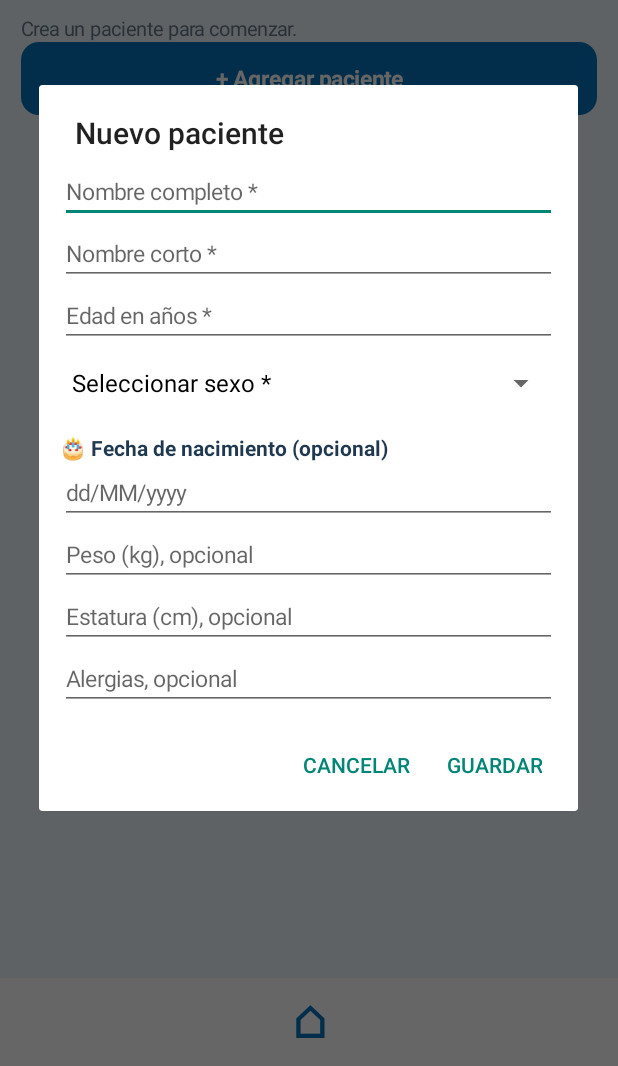
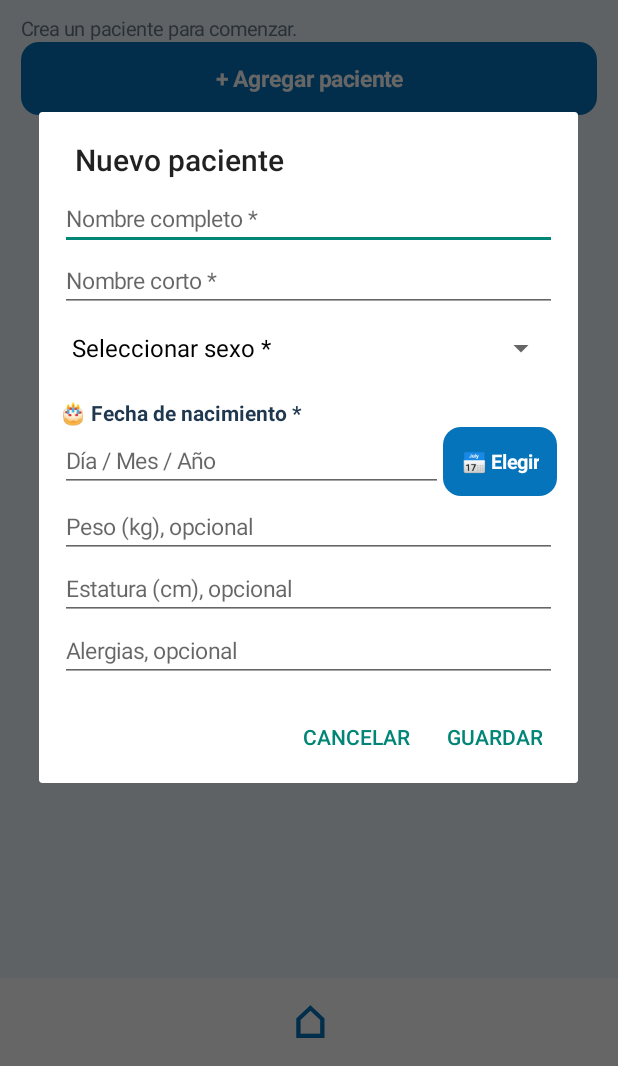
Before and after one commit to atamayousa-art/MiSalud, an Android app: the screen it shows after launch (MainActivity), after a tap on "+ Agregar paciente", on a phone screen of 412 x 824 dp, the part 170-1236 px from its top. Run offline under Robolectric (Android 15) with nearby library versions, the phone set to English and light mode, and no system bars.

Commit message:
Add files via upload

```diff
--- a/app/build.gradle.kts
+++ b/app/build.gradle.kts
@@ -6,8 +6,8 @@ android {
         applicationId = "com.misalud.app"
         minSdk = 26
         targetSdk = 35
-        versionCode = 4
-        versionName = "1.3-beta"
+        versionCode = 5
+        versionName = "1.4-beta"
     }
     compileOptions {
         sourceCompatibility = JavaVersion.VERSION_17
--- a/app/src/main/java/com/misalud/app/MainActivity.java
+++ b/app/src/main/java/com/misalud/app/MainActivity.java
@@ -21,7 +21,7 @@ public class MainActivity extends Activity {
     String pendingTable="",pendingColumn="";long pendingId=-1;boolean pendingCamera=false;
     @Override public void onCreate(Bundle b){super.onCreate(b);db=new Db(this);getWindow().setStatusBarColor(blue);getWindow().setNavigationBarColor(Color.WHITE);getWindow().getDecorView().setSystemUiVisibility(View.SYSTEM_UI_FLAG_LIGHT_NAVIGATION_BAR);AlarmReceiver.channel(this);
         if(Build.VERSION.SDK_INT>=33&&checkSelfPermission(Manifest.permission.POST_NOTIFICATIONS)!=PackageManager.PERMISSION_GRANTED)requestPermissions(new String[]{Manifest.permission.POST_NOTIFICATIONS},22);
-        if(db.rows("patients",null,null,null).isEmpty())new AlertDialog.Builder(this).setTitle("Bienvenido a Mi Salud").setMessage("Comencemos creando el primer perfil. Solo son obligatorios el nombre completo, nombre corto, edad y sexo.").setPositiveButton("Crear perfil",(d,w)->editPatient(null)).setCancelable(false).show();
+        if(db.rows("patients",null,null,null).isEmpty())new AlertDialog.Builder(this).setTitle("Bienvenido a Mi Salud").setMessage("Comencemos creando el primer perfil. Solo son obligatorios el nombre completo, nombre corto, fecha de nacimiento y sexo.").setPositiveButton("Crear perfil",(d,w)->editPatient(null)).setCancelable(false).show();
         show("Hoy");}
     int dp(float n){return (int)(getResources().getDisplayMetrics().density*n+.5f);}
     GradientDrawable shape(int color,int radius){GradientDrawable g=new GradientDrawable();g.setColor(color);g.setCornerRadius(dp(radius));return g;}
@@ -73,8 +73,8 @@ public class MainActivity extends Activity {
         events.sort(Comparator.comparingLong(a->Long.parseLong(a[0])));
         if(events.isEmpty())note(c,"No hay actividades programadas para hoy.");
         for(String[] e:events){TextView t=txt(new SimpleDateFormat("HH:mm",Locale.getDefault()).format(new Date(Long.parseLong(e[0])))+"   "+e[1],14,ink,false);pad(t,6,11);add(c,t);t.setOnClickListener(v->{if(e[2].equals("med"))doseDialog(db.one("medicines",Long.parseLong(e[3])),Long.parseLong(e[4]));else show("Citas");});}
-        cardAdd(c);heading("Accesos rápidos");String[] names={"💊 Medicamentos","📅 Citas médicas","🧪 Exámenes","🌡️ Signos vitales","📝 Síntomas","🕘 Historial"};String[] targets={"Medicamentos","Citas","Exámenes","Signos","Síntomas","Historial"};for(int i=0;i<names.length;i+=2){LinearLayout r=row();r.setClipChildren(false);r.setClipToPadding(false);for(int j=i;j<Math.min(i+2,names.length);j++){final String target=targets[j];TextView b=btn(names[j],j%2==0?blue:Color.rgb(50,158,189),()->show(target));b.setTextSize(13);b.setPadding(dp(8),dp(10),dp(8),dp(10));b.setGravity(Gravity.CENTER);LinearLayout.LayoutParams lp=new LinearLayout.LayoutParams(0,dp(78),1);lp.setMargins(dp(3),dp(5),dp(3),dp(8));r.addView(b,lp);}add(body,r);} }
-    void patients(){heading("Perfiles familiares");add(body,btn("+ Agregar paciente",blue,()->editPatient(null)));gap(body,12);for(ContentValues p:all("patients")){LinearLayout c=card();add(c,txt("● "+Db.str(p,"short_name"),19,patientColor(p),true));add(c,txt(Db.str(p,"full_name"),15,ink,false));note(c,Db.str(p,"age")+" años · "+Db.str(p,"sex"));if(!Db.str(p,"birth_date").isEmpty())note(c,"Nacimiento: "+Db.str(p,"birth_date"));if(!Db.str(p,"allergies").isEmpty())note(c,"Alergias: "+Db.str(p,"allergies"));gap(c,8);add(c,smallBtn("Editar perfil",blue,()->editPatient(p)));cardAdd(c);} }
+        cardAdd(c);heading("Accesos rápidos");String[] names={"💊 Medicamentos","📅 Citas médicas","🧪 Exámenes","🌡️ Signos vitales","📝 Síntomas","🕘 Historial"};String[] targets={"Medicamentos","Citas","Exámenes","Signos","Síntomas","Historial"};for(int i=0;i<names.length;i+=2){LinearLayout r=row();r.setClipChildren(false);r.setClipToPadding(false);for(int j=i;j<Math.min(i+2,names.length);j++){final String target=targets[j];TextView b=btn(names[j],j%2==0?blue:Color.rgb(50,158,189),()->show(target));b.setTextSize(13);b.setPadding(dp(8),dp(10),dp(8),dp(10));b.setGravity(Gravity.CENTER);LinearLayout.LayoutParams lp=new LinearLayout.LayoutParams(0,dp(78),1);lp.setMargins(dp(3),dp(5),dp(3),dp(8));r.addView(b,lp);}add(body,r);} gap(body,20);TextView manage=btn("👤  Pacientes  ·  Agregar o editar",Color.rgb(93,116,139),()->show("Pacientes"));manage.setTextSize(14);add(body,manage);gap(body,12); }
+    void patients(){heading("Perfiles familiares");add(body,btn("+ Agregar paciente",blue,()->editPatient(null)));gap(body,12);for(ContentValues p:all("patients")){LinearLayout c=card();add(c,txt("● "+Db.str(p,"short_name"),19,patientColor(p),true));add(c,txt(Db.str(p,"full_name"),15,ink,false));note(c,patientAge(p)+" · "+Db.str(p,"sex"));if(!Db.str(p,"birth_date").isEmpty())note(c,"Nacimiento: "+Db.str(p,"birth_date"));if(!Db.str(p,"allergies").isEmpty())note(c,"Alergias: "+Db.str(p,"allergies"));gap(c,8);add(c,smallBtn("Editar perfil",blue,()->editPatient(p)));cardAdd(c);} }
     void medicines(){heading("Medicamentos");selector();if(selected()==null)return;add(body,btn("+ Agregar medicamento",blue,()->editMedicine(null)));gap(body,12);for(ContentValues m:db.rows("medicines","patient_id=?",new String[]{""+patient},"_id DESC")){
         LinearLayout c=card();boolean done=expired(m);if(done)c.setAlpha(0.60f);add(c,txt((done?"✓ ":"💊 ")+Db.str(m,"name"),18,done?muted:ink,true));note(c,(done?"TRATAMIENTO FINALIZADO · ":"")+Db.str(m,"presentation")+" · Cada "+Db.str(m,"every_hours")+" horas");if(!Db.str(m,"purpose").isEmpty())note(c,"¿Para qué sirve? "+Db.str(m,"purpose"));note(c,"Indicaciones: "+Db.str(m,"instructions"));note(c,"Hasta: "+date.format(new Date(Db.num(m,"end_at")))+(Db.num(m,"active")==0?" · Inactivo":""));if(!done)note(c,"Próxima toma programada: "+datetime.format(new Date(nextDose(m))));
         if(!Db.str(m,"photo").isEmpty())photoPreview(c,Db.str(m,"photo"));gap(c,8);LinearLayout r=row();TextView b1=smallBtn(done?"Finalizado":"Registrar toma",done?muted:Color.rgb(19,162,94),()->{if(!done)doseDialog(m,nextDose(m));});b1.setEnabled(!done);TextView b2=smallBtn("Editar",blue,()->editMedicine(m));r.addView(b1,new LinearLayout.LayoutParams(0,-2,1));r.addView(b2,new LinearLayout.LayoutParams(0,-2,1));add(c,r);gap(c,6);add(c,smallBtn("📋 Ver historial de tomas",Color.rgb(93,116,139),()->medicineHistory(m)));cardAdd(c);
@@ -119,11 +119,62 @@ public class MainActivity extends Activity {
     int parse(EditText e,String label){try{return Integer.parseInt(value(e));}catch(Exception ex){throw new IllegalArgumentException(label+" debe ser un número");}}
     double decimal(EditText e,String label){try{return Double.parseDouble(value(e).replace(',','.'));}catch(Exception ex){throw new IllegalArgumentException(label+" debe ser numérico");}}
     void required(EditText e,String label){if(value(e).isEmpty())throw new IllegalArgumentException("Falta "+label);}
-    void editPatient(ContentValues p){LinearLayout l=column();EditText full=field(l,"Nombre completo *",Db.str(p,"full_name"),1),shortn=field(l,"Nombre corto *",Db.str(p,"short_name"),1),age=field(l,"Edad en años *",Db.str(p,"age"),2);
-        Spinner sex=new Spinner(this);String[] sexes={"Seleccionar sexo *","Hombre","Mujer"};sex.setAdapter(new ArrayAdapter<>(this,android.R.layout.simple_spinner_dropdown_item,sexes));if(p!=null)sex.setSelection("Hombre".equals(Db.str(p,"sex"))?1:2);add(l,sex);
-        formLabel(l,"🎂 Fecha de nacimiento (opcional)");EditText birth=field(l,"dd/MM/yyyy",Db.str(p,"birth_date"),1);
-        EditText weight=field(l,"Peso (kg), opcional",Db.str(p,"weight"),8194),height=field(l,"Estatura (cm), opcional",Db.str(p,"height"),8194),allergy=field(l,"Alergias, opcional",Db.str(p,"allergies"),1);
-        dialog(p==null?"Nuevo paciente":"Editar paciente",l,()->{required(full,"nombre completo");required(shortn,"nombre corto");int a=parse(age,"Edad");if(a<0||a>125)throw new IllegalArgumentException("Edad fuera de rango");if(sex.getSelectedItemPosition()==0)throw new IllegalArgumentException("Selecciona el sexo");ContentValues v=new ContentValues();v.put("full_name",value(full));v.put("short_name",value(shortn));v.put("age",a);v.put("sex",sex.getSelectedItem().toString());if(!value(birth).isEmpty()){long born=chooseDate(birth,0,false);if(born>System.currentTimeMillis())throw new IllegalArgumentException("La fecha de nacimiento no puede ser futura");}v.put("birth_date",value(birth));v.put("weight",value(weight));v.put("height",value(height));v.put("allergies",value(allergy));if(p==null)patient=db.add("patients",v);else{db.update("patients",Db.num(p,"_id"),v);patient=Db.num(p,"_id");}});
+    String patientAge(ContentValues p){
+        String b=Db.str(p,"birth_date");
+        if(!b.isEmpty())try{
+            Calendar born=Calendar.getInstance(),today=Calendar.getInstance();born.setTime(date.parse(b));
+            int years=today.get(Calendar.YEAR)-born.get(Calendar.YEAR);
+            if(today.get(Calendar.MONTH)<born.get(Calendar.MONTH)||(today.get(Calendar.MONTH)==born.get(Calendar.MONTH)&&today.get(Calendar.DAY_OF_MONTH)<born.get(Calendar.DAY_OF_MONTH)))years--;
+            return Math.max(0,years)+" años";
+        }catch(Exception ignored){}
+        return Db.str(p,"age").isEmpty()?"Edad no registrada":Db.str(p,"age")+" años";
+    }
+    void editPatient(ContentValues p){
+        LinearLayout l=column();
+        EditText full=field(l,"Nombre completo *",Db.str(p,"full_name"),1);
+        EditText shortn=field(l,"Nombre corto *",Db.str(p,"short_name"),1);
+        Spinner sex=new Spinner(this);
+        String[] sexes={"Seleccionar sexo *","Hombre","Mujer"};
+        sex.setAdapter(new ArrayAdapter<>(this,android.R.layout.simple_spinner_dropdown_item,sexes));
+        if(p!=null)sex.setSelection("Hombre".equals(Db.str(p,"sex"))?1:2);
+        add(l,sex);
+        formLabel(l,"🎂 Fecha de nacimiento *");
+        LinearLayout birthRow=row();
+        EditText birth=field(birthRow,"Día / Mes / Año",Db.str(p,"birth_date"),1);
+        birth.setFocusable(false);birth.setClickable(true);
+        birthRow.removeView(birth);
+        birthRow.addView(birth,new LinearLayout.LayoutParams(0,-2,1));
+        TextView calendar=smallBtn("📅 Elegir",blue,()->pickBirthDate(birth));
+        birthRow.addView(calendar);add(l,birthRow);
+        birth.setOnClickListener(v->pickBirthDate(birth));
+        EditText weight=field(l,"Peso (kg), opcional",Db.str(p,"weight"),8194);
+        EditText height=field(l,"Estatura (cm), opcional",Db.str(p,"height"),8194);
+        EditText allergy=field(l,"Alergias, opcional",Db.str(p,"allergies"),1);
+        dialog(p==null?"Nuevo paciente":"Editar paciente",l,()->{
+            required(full,"nombre completo");required(shortn,"nombre corto");
+            if(sex.getSelectedItemPosition()==0)throw new IllegalArgumentException("Selecciona el sexo");
+            required(birth,"fecha de nacimiento");
+            long bornMs=chooseDate(birth,0,false);
+            if(bornMs>System.currentTimeMillis())throw new IllegalArgumentException("La fecha de nacimiento no puede ser futura");
+            Calendar born=Calendar.getInstance(),today=Calendar.getInstance();born.setTimeInMillis(bornMs);
+            int years=today.get(Calendar.YEAR)-born.get(Calendar.YEAR);
+            if(today.get(Calendar.MONTH)<born.get(Calendar.MONTH)||(today.get(Calendar.MONTH)==born.get(Calendar.MONTH)&&today.get(Calendar.DAY_OF_MONTH)<born.get(Calendar.DAY_OF_MONTH)))years--;
+            if(years<0||years>125)throw new IllegalArgumentException("Verifica la fecha de nacimiento");
+            ContentValues v=new ContentValues();v.put("full_name",value(full));v.put("short_name",value(shortn));
+            v.put("age",years);v.put("sex",sex.getSelectedItem().toString());v.put("birth_date",value(birth));
+            v.put("weight",value(weight));v.put("height",value(height));v.put("allergies",value(allergy));
+            if(p==null)patient=db.add("patients",v);
+            else{db.update("patients",Db.num(p,"_id"),v);patient=Db.num(p,"_id");}
+        });
+    }
+    void pickBirthDate(EditText e){
+        Calendar cal=Calendar.getInstance();cal.add(Calendar.YEAR,-5);
+        try{cal.setTime(date.parse(value(e)));}catch(Exception ignored){}
+        DatePickerDialog picker=new DatePickerDialog(this,(view,y,m,d)->{
+            Calendar chosen=Calendar.getInstance();chosen.clear();chosen.set(y,m,d);
+            e.setText(date.format(chosen.getTime()));
+        },cal.get(Calendar.YEAR),cal.get(Calendar.MONTH),cal.get(Calendar.DAY_OF_MONTH));
+        picker.getDatePicker().setMaxDate(System.currentTimeMillis());picker.show();
     }
     long chooseDate(EditText e,long defaultMs,boolean time){try{Date d=(time?datetime:date).parse(value(e));if(d==null)throw new Exception();return d.getTime();}catch(Exception ex){throw new IllegalArgumentException("Fecha inválida; usa "+(time?"dd/MM/yyyy HH:mm":"dd/MM/yyyy"));}}
     EditText dateField(LinearLayout l,String label,long val,boolean time){LinearLayout r=row();EditText e=field(r,label,(time?datetime:date).format(new Date(val)),1);r.removeView(e);r.addView(e,new LinearLayout.LayoutParams(0,-2,1));TextView pick=smallBtn("📅",blue,()->pickDate(e,time));r.addView(pick);add(l,r);return e;}
```
